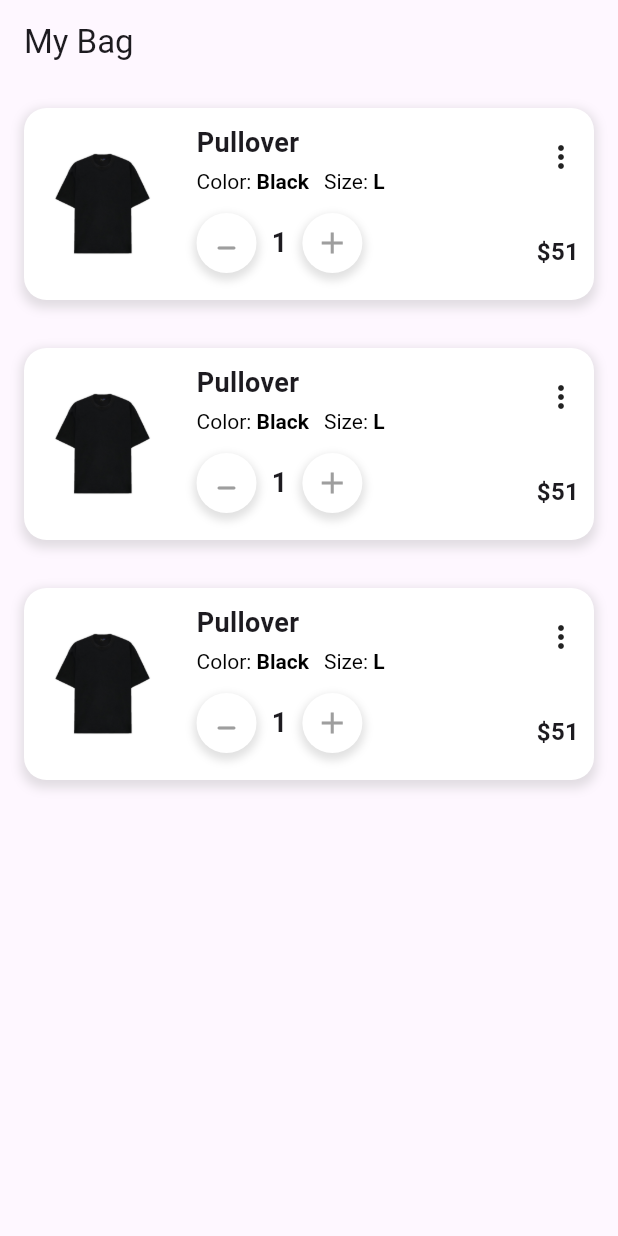
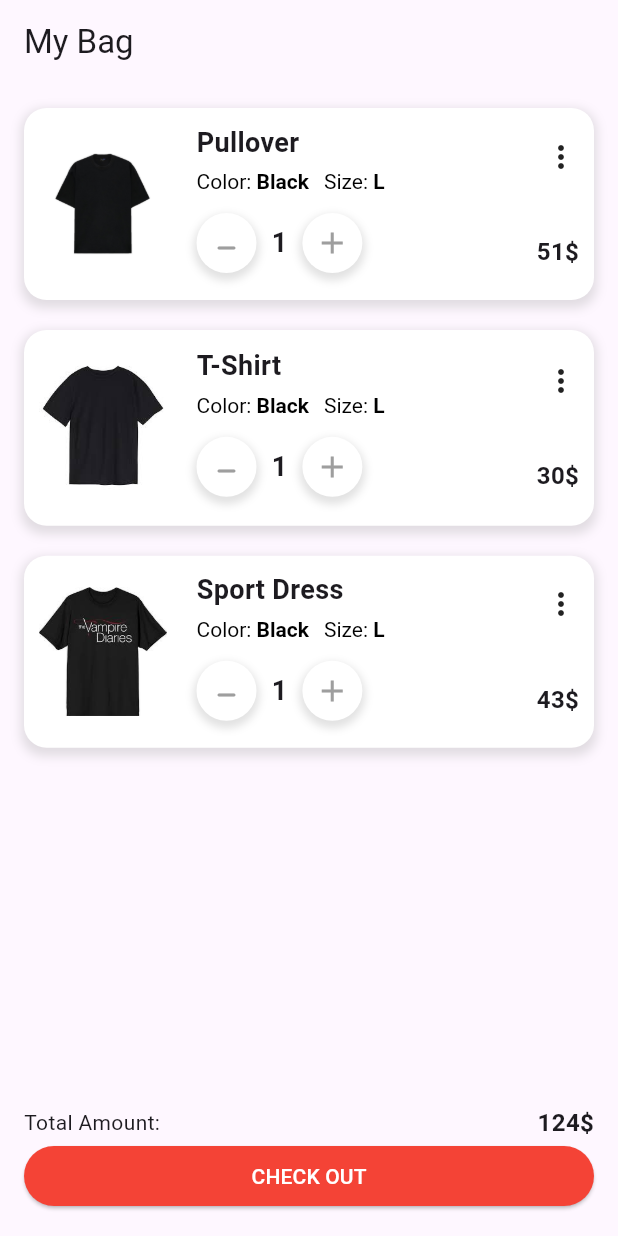
Before and after one commit to khandakerahsunhabib/practice_project, a Flutter app: the screen it shows after launch, after a tap on the "minimize" icon, on a phone screen of 412 x 824 dp. Run offline on Flutter 3.47's test engine with Material 3 defaults, Android fonts, the phone set to English and light mode, and no system bars.

Commit message:
funtionality added for unit price increase or decrease based on product quantity and total price functionality, added snackbar

```diff
--- a/lib/screens/add_to_cart_screen.dart
+++ b/lib/screens/add_to_cart_screen.dart
@@ -9,18 +9,59 @@ class AddToCartScreen extends StatefulWidget {
 }
 
 class _AddToCartScreenState extends State<AddToCartScreen> {
+  double totalPrice = 0.0;
+
+  void _handleTotalPriceChange(double newTotalPrice) {
+    totalPrice = newTotalPrice;
+    setState(() {});
+  }
+
   @override
   Widget build(BuildContext context) {
     return Scaffold(
       appBar: AppBar(
         title: const Text('My Bag'),
       ),
-      body: const SingleChildScrollView(
+      body: Container(
+        margin: const EdgeInsets.all(16),
         child: Column(
           children: [
-            ShoppingCart(),
-            ShoppingCart(),
-            ShoppingCart(),
+            Expanded(
+              child: ShoppingCart(
+                onTotalPriceChanged: _handleTotalPriceChange,
+              ),
+            ),
+            Row(
+              mainAxisAlignment: MainAxisAlignment.spaceBetween,
+              children: [
+                const Text('Total Amount:'),
+                Text(
+                  '${totalPrice.toStringAsFixed(0)}\$',
+                  style: const TextStyle(
+                    fontSize: 16,
+                    fontWeight: FontWeight.w600,
+                  ),
+                )
+              ],
+            ),
+            SizedBox(
+              width: double.infinity,
+              child: ElevatedButton(
+                style: ElevatedButton.styleFrom(
+                  backgroundColor: Colors.red,
+                  foregroundColor: Colors.white,
+                ),
+                onPressed: () {
+                  ScaffoldMessenger.of(context).showSnackBar(
+                    const SnackBar(
+                      content:
+                          Text('Congratulations! You are ready to proceed'),
+                    ),
+                  );
+                },
+                child: const Text('CHECK OUT'),
+              ),
+            )
           ],
         ),
       ),
--- /dev/null
+++ b/lib/screens/product.dart
@@ -0,0 +1,13 @@
+class Product {
+  final String name;
+  final double price;
+  final String imagePath;
+  int quantity;
+
+  Product({
+    required this.name,
+    required this.price,
+    required this.imagePath,
+    this.quantity = 1,
+  });
+}
--- a/lib/widgets/shopping_cart.dart
+++ b/lib/widgets/shopping_cart.dart
@@ -1,14 +1,54 @@
 import 'package:flutter/material.dart';
+import 'package:practice_project/screens/product.dart';
 
-class ShoppingCart extends StatelessWidget {
-  const ShoppingCart({
-    super.key,
+class ShoppingCart extends StatefulWidget {
+  final Function(double) onTotalPriceChanged;
+
+  const ShoppingCart({super.key, required this.onTotalPriceChanged});
+
+  @override
+  State<ShoppingCart> createState() => _ShoppingCartState();
+}
+
+class _ShoppingCartState extends State<ShoppingCart> {
+  Map<String, Product> products = {
+    "Product 1": Product(
+        name: 'Pullover', price: 51, imagePath: 'assets/images/shirt.jpg'),
+    "Product 2": Product(
+        name: 'T-Shirt', price: 30, imagePath: 'assets/images/shirt-one.jpg'),
+    "Product 3": Product(
+        name: 'Sport Dress',
+        price: 43,
+        imagePath: 'assets/images/shirt-two.jpg'),
+  };
+
+  double calculateTotalPrice() {
+    double totalPrice = 0.0;
+    products.forEach((key, product) {
+      totalPrice += product.price * product.quantity;
     });
+    return totalPrice;
+  }
+
+  void _updateTotalPrice() {
+    double totalPrice = calculateTotalPrice();
+    widget.onTotalPriceChanged(totalPrice);
+  }
+
+  @override
+  void initState() {
+    super.initState();
+    WidgetsBinding.instance.addPostFrameCallback((timeStamp) {
+      _updateTotalPrice();
+    });
+  }
 
   @override
   Widget build(BuildContext context) {
+    return ListView.separated(
+      itemBuilder: (context, index) {
+        Product product = products.values.elementAt(index);
         return Container(
-      margin: const EdgeInsets.all(16),
           padding: const EdgeInsets.all(10),
           decoration: BoxDecoration(
               color: Colors.white,
@@ -26,7 +66,7 @@ class ShoppingCart extends StatelessWidget {
             children: [
               Expanded(
                 child: Image.asset(
-              'assets/images/shirt.jpg',
+                  product.imagePath,
                 ),
               ),
               const SizedBox(
@@ -37,9 +77,10 @@ class ShoppingCart extends StatelessWidget {
                 child: Column(
                   crossAxisAlignment: CrossAxisAlignment.start,
                   children: [
-                const Text(
-                  "Pullover",
-                  style: TextStyle(fontSize: 18, fontWeight: FontWeight.w600),
+                    Text(
+                      product.name,
+                      style: const TextStyle(
+                          fontSize: 18, fontWeight: FontWeight.w600),
                     ),
                     Padding(
                       padding: const EdgeInsets.symmetric(
@@ -111,7 +152,13 @@ class ShoppingCart extends StatelessWidget {
                             child: CircleAvatar(
                               backgroundColor: Colors.white,
                               child: IconButton(
-                            onPressed: () {},
+                                onPressed: () {
+                                  if (product.quantity > 1) {
+                                    product.quantity--;
+                                    _updateTotalPrice();
+                                  }
+                                  setState(() {});
+                                },
                                 icon: Transform.translate(
                                   offset: const Offset(0, -5),
                                   child: const Icon(
@@ -125,9 +172,9 @@ class ShoppingCart extends StatelessWidget {
                           const SizedBox(
                             width: 10,
                           ),
-                      const Text(
-                        "1",
-                        style: TextStyle(
+                          Text(
+                            product.quantity.toString(),
+                            style: const TextStyle(
                               fontWeight: FontWeight.w600,
                               fontSize: 18,
                             ),
@@ -149,7 +196,11 @@ class ShoppingCart extends StatelessWidget {
                             child: CircleAvatar(
                               backgroundColor: Colors.white,
                               child: IconButton(
-                            onPressed: () {},
+                                onPressed: () {
+                                  product.quantity++;
+                                  _updateTotalPrice();
+                                  setState(() {});
+                                },
                                 icon: const Icon(
                                   Icons.add,
                                   color: Colors.grey,
@@ -163,19 +214,19 @@ class ShoppingCart extends StatelessWidget {
                   ],
                 ),
               ),
-          const Expanded(
+              Expanded(
                 child: Column(
                   crossAxisAlignment: CrossAxisAlignment.end,
                   children: [
-                Icon(
+                    const Icon(
                       Icons.more_vert,
                     ),
-                SizedBox(
+                    const SizedBox(
                       height: 40,
                     ),
                     Text(
-                  "\$51",
-                  style: TextStyle(
+                      "${(product.price * product.quantity).toStringAsFixed(0)}\$",
+                      style: const TextStyle(
                         fontSize: 16,
                         fontWeight: FontWeight.w600,
                       ),
@@ -186,5 +237,13 @@ class ShoppingCart extends StatelessWidget {
             ],
           ),
         );
+      },
+      separatorBuilder: (context, index) {
+        return const SizedBox(
+          height: 20,
+        );
+      },
+      itemCount: products.length,
+    );
   }
 }
```
Lines whose indentation alone changed are shown as unchanged.
